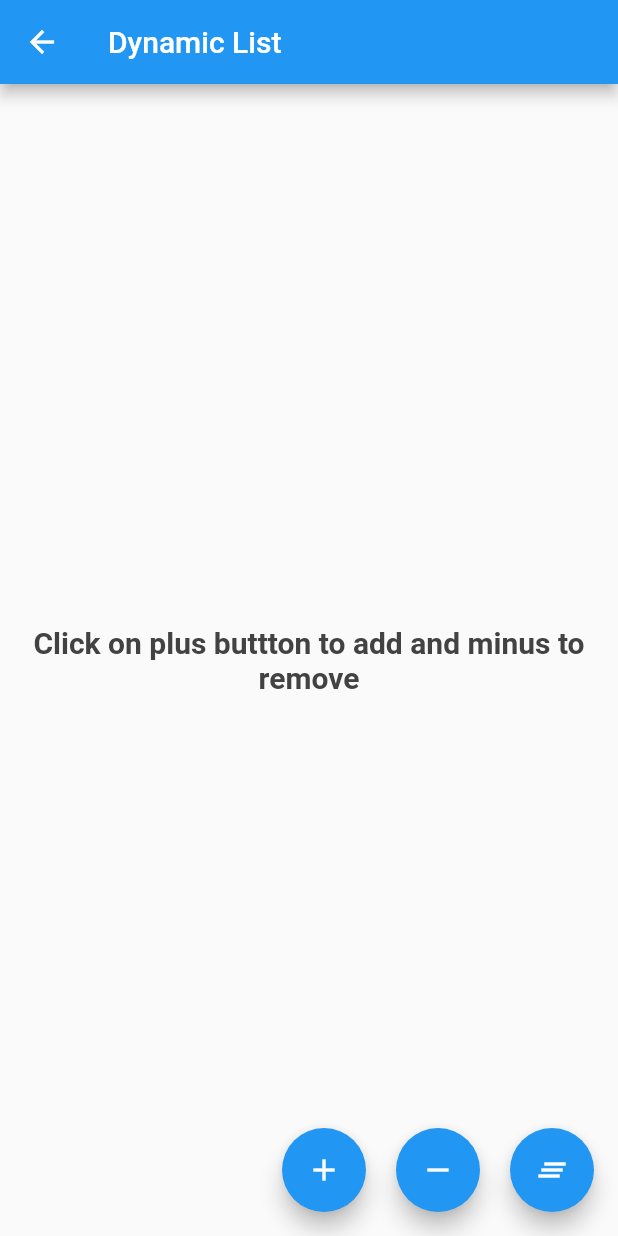
After one commit to Sonykishan31/SignUpUIDemo, a Flutter app: the ListExample screen opened directly, on a phone screen of 412 x 824 dp. The commit adds this screen. Run offline on Flutter 3.47's test engine with Material 2 defaults, Android fonts, the phone set to English and light mode, and no system bars; network calls fail.

Commit message:
Dynamic List example added with add/remove and removeAll functionality

```diff
--- /dev/null
+++ b/lib/ListExample.dart
@@ -0,0 +1,158 @@
+import 'package:flutter/material.dart';
+import 'package:flutter/widgets.dart';
+
+class ListExample extends StatefulWidget {
+  @override
+  _ListExampleState createState() => _ListExampleState();
+}
+
+class _ListExampleState extends State<ListExample> {
+  List<String> _list = [];
+
+  final GlobalKey<ScaffoldState> _scaffoldKey = new GlobalKey<ScaffoldState>();
+
+  final GlobalKey<AnimatedListState> _listKey = GlobalKey<AnimatedListState>();
+
+  bool _isVisible = true;
+
+  void _addItem() {
+    if (_list.length < 20) {
+      setState(() {
+        _isVisible = false;
+      });
+      final int _index = 0;
+      _list.add("Item ${_list.length + 1}");
+      _listKey.currentState.insertItem(_index);
+    } else {
+      showSnackbar("Maximum limit exceeded!");
+    }
+  }
+
+  void showSnackbar(String msg) {
+    final snackBar = SnackBar(content: Text(msg));
+    _scaffoldKey.currentState.showSnackBar(snackBar);
+  }
+
+  void _clearAllItems() {
+    for (var i = 0; i <= _list.length - 1; i++) {
+      _listKey.currentState.removeItem(0,
+              (BuildContext context, Animation<double> animation) {
+            return Container();
+          });
+    }
+    _list.clear();
+    setState(() {
+      _isVisible = true;
+    });
+  }
+
+  void _removeItem() {
+    setState(() {
+      if (_list.length - 1 == 0) {
+        _isVisible = true;
+      }
+    });
+    final int _index = _list.length - 1;
+    _listKey.currentState
+        .removeItem(_index, (context, animation) => Container());
+    _list.removeAt(_index);
+  }
+
+  @override
+  Widget build(BuildContext context) {
+    // TODO: implement build
+    return Scaffold(
+      key: _scaffoldKey,
+      appBar: AppBar(
+        leading: IconButton(
+            icon: Icon(Icons.arrow_back),
+            onPressed: () {
+              Navigator.pop(context, true);
+            }),
+        title: Text("Dynamic List"),
+//        actions: <Widget>[
+//          IconButton(icon: Icon(Icons.search), onPressed: () {})
+//        ],
+      ),
+      body: Center(
+          child: Stack(
+        children: <Widget>[
+          Container(
+            child: AnimatedList(
+              key: _listKey,
+              initialItemCount: _list.length,
+              itemBuilder:
+                  (BuildContext context, int index, Animation animation) {
+                return _buildItem(_list[index].toString(), animation);
+              },
+            ),
+          ),
+          Container(
+              alignment: Alignment.center,
+              child: Visibility(
+                  visible: _isVisible,
+                  child: Text(
+                      'Click on plus buttton to add and minus to remove',
+                      textAlign: TextAlign.center,
+                      style: TextStyle(
+                          color: Colors.grey[800],
+                          fontWeight: FontWeight.bold,
+                          fontSize: 20))))
+        ],
+      )),
+      floatingActionButton: Row(
+        mainAxisAlignment: MainAxisAlignment.end,
+        children: <Widget>[
+          FloatingActionButton(
+            onPressed: () => _addItem(),
+            heroTag: 'btn1',
+            tooltip: 'Increment',
+            child: Icon(Icons.add),
+          ),
+          SizedBox(width: 20),
+          FloatingActionButton(
+            onPressed: () => _removeItem(),
+            tooltip: 'Decrement',
+            heroTag: 'btn2',
+            child: Icon(Icons.remove),
+          ),
+          SizedBox(width: 20),
+          FloatingActionButton(
+            onPressed: () => _clearAllItems(),
+            tooltip: 'ClearAll',
+            heroTag: 'btn3',
+            child: Icon(Icons.clear_all),
+          )
+        ],
+      ),
+    );
+  }
+
+  void onTapped(String post) {
+    showSnackbar(post);
+  }
+
+  Widget _buildItem(String _item, Animation _animation) {
+    bool isSelected = false;
+
+    var post = _item;
+
+    return SizeTransition(
+      sizeFactor: _animation,
+      child: Card(
+          elevation: 5,
+          margin: EdgeInsets.all(10.0),
+          child: Container(
+              color: Colors.white60,
+              child: ListTile(
+                selected: isSelected,
+                onTap: () {
+                  onTapped(post);
+                },
+                title: Text(
+                  _item,
+                ),
+              ))),
+    );
+  }
+}
--- a/lib/constants.dart
+++ b/lib/constants.dart
@@ -8,3 +8,8 @@ bool isEmail(String em) {
   print(regExp.hasMatch(em));
   return regExp.hasMatch(em);
 }
+
+
+showSnackBar(String msg){
+
+}
```
Also changed, not shown: lib/NextScreen.dart (+10 -1 lines), lib/main.dart (+33 -24 lines), pubspec.lock, 1 other file.
